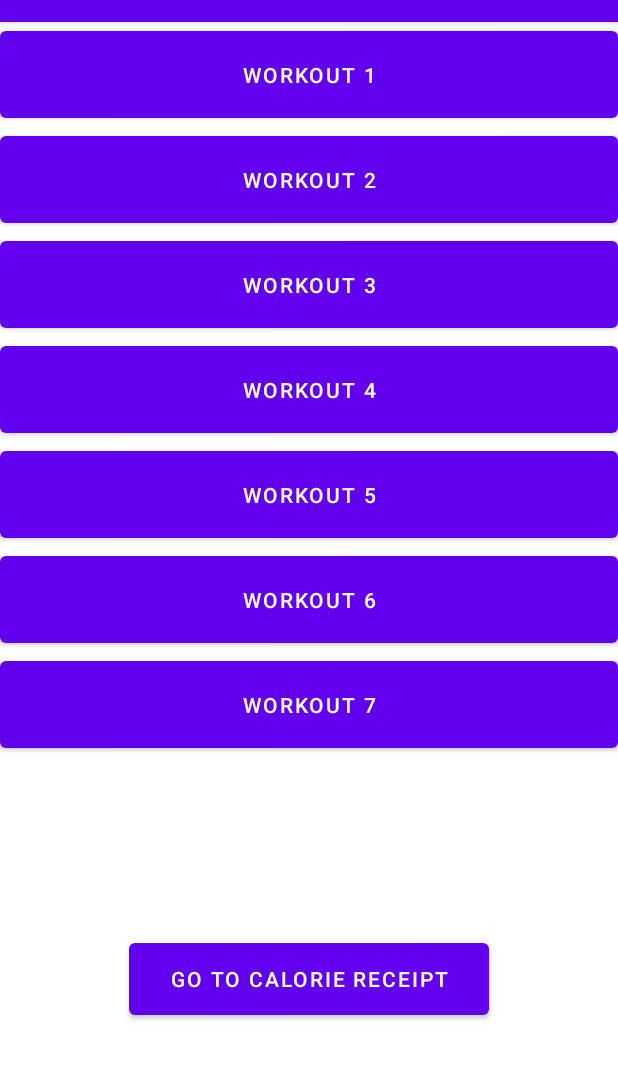
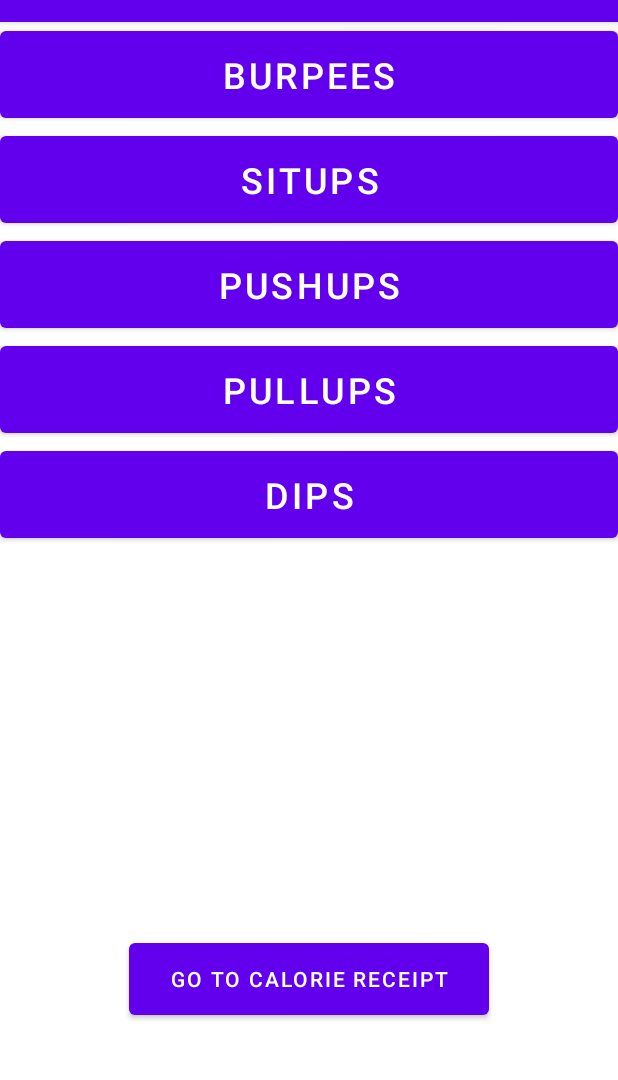
Before and after one commit to MatOldham/App-Programming-Project, an Android app: the screen it shows after launch (WorkoutList), after a tap on "CONFIRM", on a phone screen of 412 x 824 dp, the part 62-1142 px from its top. Run offline under Robolectric (Android 15) with nearby library versions, the phone set to English and light mode, and no system bars.

Commit message:
add new workouts. clean up workout list

```diff
--- a/app/src/main/java/edu/utsa/cs3443/myfitlife/MainActivity.java
+++ b/app/src/main/java/edu/utsa/cs3443/myfitlife/MainActivity.java
@@ -9,7 +9,7 @@ public class MainActivity extends AppCompatActivity {
     @Override
     protected void onCreate(Bundle savedInstanceState) {
         super.onCreate(savedInstanceState);
-        setContentView(R.layout.activity_main);     //colette
+        setContentView(R.layout.activity_main);
 
 
         //Main Button/Controller
--- a/app/src/main/java/edu/utsa/cs3443/myfitlife/WorkoutList.java
+++ b/app/src/main/java/edu/utsa/cs3443/myfitlife/WorkoutList.java
@@ -11,6 +11,9 @@ import android.widget.Toast;
 import java.util.ArrayList;
 
 import edu.utsa.cs3443.myfitlife.model.Burpees;
+import edu.utsa.cs3443.myfitlife.model.Dips;
+import edu.utsa.cs3443.myfitlife.model.Pullup;
+import edu.utsa.cs3443.myfitlife.model.Pushup;
 import edu.utsa.cs3443.myfitlife.model.Situp;
 import edu.utsa.cs3443.myfitlife.model.Workout;
 
@@ -26,11 +29,17 @@ public class WorkoutList extends AppCompatActivity {
         Button receiptButton = findViewById(R.id.button22);
         Button burpeesButton = findViewById(R.id.button);
         Button situpsButton = findViewById(R.id.button2);
+        Button pushupsButton = findViewById(R.id.button3);
+        Button pullupsButton = findViewById(R.id.button4);
+        Button dipsButton = findViewById(R.id.button5);
         ReceiptController receiptController = new ReceiptController(this);
         WorkoutController workoutController = new WorkoutController(this);
 
         burpeesButton.setOnClickListener(workoutController);
         situpsButton.setOnClickListener(workoutController);
+        pushupsButton.setOnClickListener(workoutController);
+        pullupsButton.setOnClickListener(workoutController);
+        dipsButton.setOnClickListener(workoutController);
         receiptButton.setOnClickListener(receiptController);
     }
 
@@ -55,7 +64,21 @@ public class WorkoutList extends AppCompatActivity {
                         workoutArray.add(newWorkout);
 
                         break;
+                    case "Pushups":
+                        Pushup pushups = new Pushup(100, numReps);
+                        workoutArray.add(pushups);
 
+                        break;
+                    case "Pullups":
+                        Pullup pullups = new Pullup(100, numReps);
+                        workoutArray.add(pullups);
+
+                        break;
+                    case "Dips":
+                        Dips dips = new Dips(100, numReps);
+                        workoutArray.add(dips);
+
+                        break;
                 }
             }
         }
--- a/app/src/main/java/edu/utsa/cs3443/myfitlife/model/Situp.java
+++ b/app/src/main/java/edu/utsa/cs3443/myfitlife/model/Situp.java
@@ -6,7 +6,7 @@ public class Situp extends Workout {
     private String workoutName;
     public Situp(int calPerRep, int numReps) {
         super(calPerRep, numReps);
-        this.workoutName = "Burpees";
+        this.workoutName = "Situps";
     }
     public double situp_calPerRep(double situp_userIn){
         return situp_userIn * .5;
--- a/app/src/main/res/layout/activity_workout_detail.xml
+++ b/app/src/main/res/layout/activity_workout_detail.xml
@@ -34,7 +34,7 @@
         android:layout_height="220dp"
         android:layout_marginTop="10dp"
         android:text="WorkoutDescription"
-        android:textSize="24sp"
+        android:textSize="20sp"
         app:layout_constraintEnd_toEndOf="parent"
         app:layout_constraintStart_toStartOf="parent"
         app:layout_constraintTop_toBottomOf="@+id/imageView" />
--- a/app/src/main/res/layout/activity_workout_list.xml
+++ b/app/src/main/res/layout/activity_workout_list.xml
@@ -21,43 +21,36 @@ android:layout_height="match_parent">
             android:id="@+id/button"
             android:layout_width="match_parent"
             android:layout_height="70dp"
-            android:text="Workout 1" />
+            android:text="Burpees"
+            android:textSize="24sp" />
 
         <Button
             android:id="@+id/button2"
             android:layout_width="match_parent"
             android:layout_height="70dp"
-            android:text="Workout 2" />
+            android:text="Situps"
+            android:textSize="24sp" />
 
         <Button
             android:id="@+id/button3"
             android:layout_width="match_parent"
             android:layout_height="70dp"
-            android:text="Workout 3" />
+            android:text="Pushups"
+            android:textSize="24sp" />
 
         <Button
             android:id="@+id/button4"
             android:layout_width="match_parent"
             android:layout_height="70dp"
-            android:text="Workout 4" />
+            android:text="Pullups"
+            android:textSize="24sp" />
 
         <Button
             android:id="@+id/button5"
             android:layout_width="match_parent"
             android:layout_height="70dp"
-            android:text="Workout 5" />
-
-        <Button
-            android:id="@+id/button6"
-            android:layout_width="match_parent"
-            android:layout_height="70dp"
-            android:text="Workout 6" />
-
-        <Button
-            android:id="@+id/button7"
-            android:layout_width="match_parent"
-            android:layout_height="70dp"
-            android:text="Workout 7" />
+            android:text="Dips"
+            android:textSize="24sp" />
     </LinearLayout>
 </ScrollView>
 
```
Also changed, not shown: app/src/main/java/edu/utsa/cs3443/myfitlife/WorkoutController.java (+24 -3 lines), app/src/main/java/edu/utsa/cs3443/myfitlife/model/Dips.java (added, +21 -0 lines), app/src/main/java/edu/utsa/cs3443/myfitlife/model/Pullup.java (added, +21 -0 lines), app/src/main/java/edu/utsa/cs3443/myfitlife/model/Pushup.java (added, +21 -0 lines), 2 other files.
